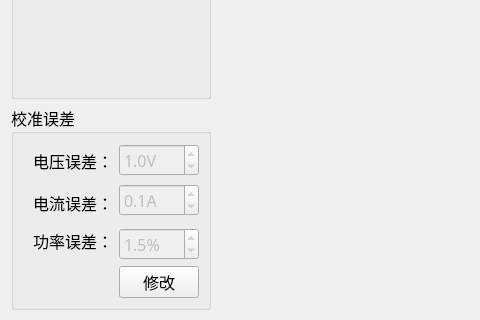
ChinaClever/PDU-CalibrateTool, file PDU-CalibrateTool/setups/setup_mainwid.ui: the form before one commit; both pictures show x 0 to 480 and y 112 to 432 of the 1023 by 750 pixel window.
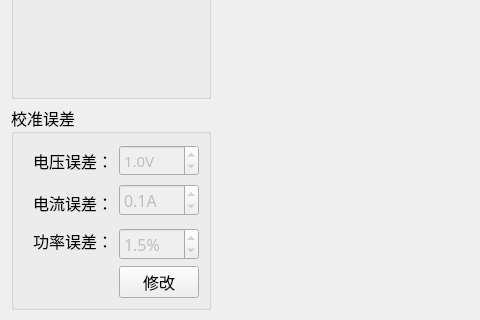
The form after the commit.

Diff of the .ui file:
```diff
--- a/PDU-CalibrateTool/setups/setup_mainwid.ui
+++ b/PDU-CalibrateTool/setups/setup_mainwid.ui
@@ -130,6 +130,24 @@
           <height>30</height>
          </size>
         </property>
+        <property name="font">
+         <font>
+          <family>微软雅黑</family>
+          <pointsize>11</pointsize>
+         </font>
+        </property>
+        <property name="layoutDirection">
+         <enum>Qt::LeftToRight</enum>
+        </property>
+        <property name="styleSheet">
+         <string notr="true"/>
+        </property>
+        <property name="buttonSymbols">
+         <enum>QAbstractSpinBox::UpDownArrows</enum>
+        </property>
+        <property name="correctionMode">
+         <enum>QAbstractSpinBox::CorrectToPreviousValue</enum>
+        </property>
         <property name="suffix">
          <string>V</string>
         </property>
```
Left out of the diff: 6 changed lines with no effect on the pictures.
